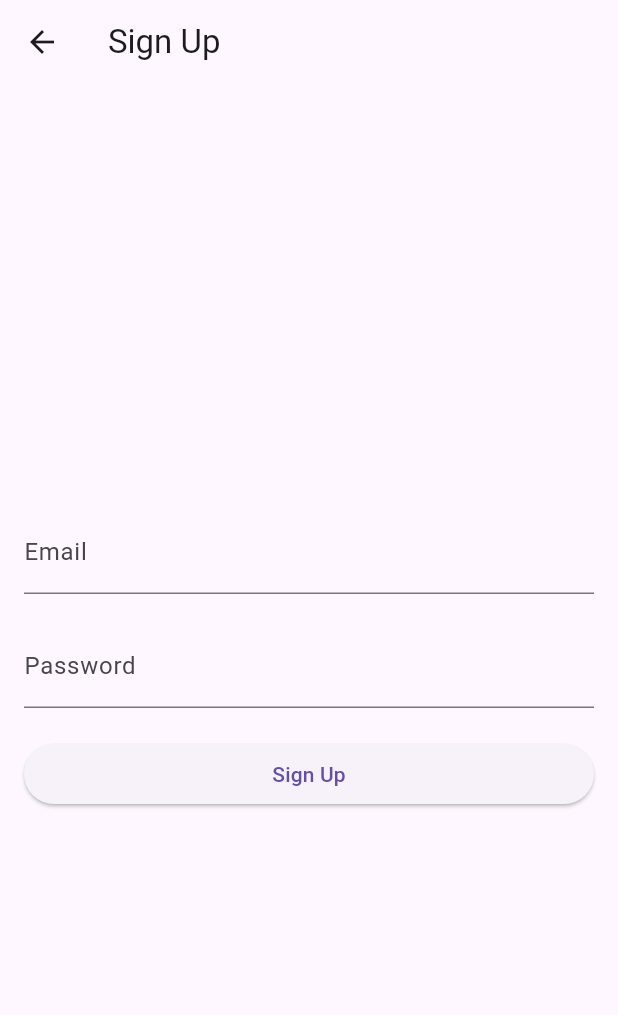
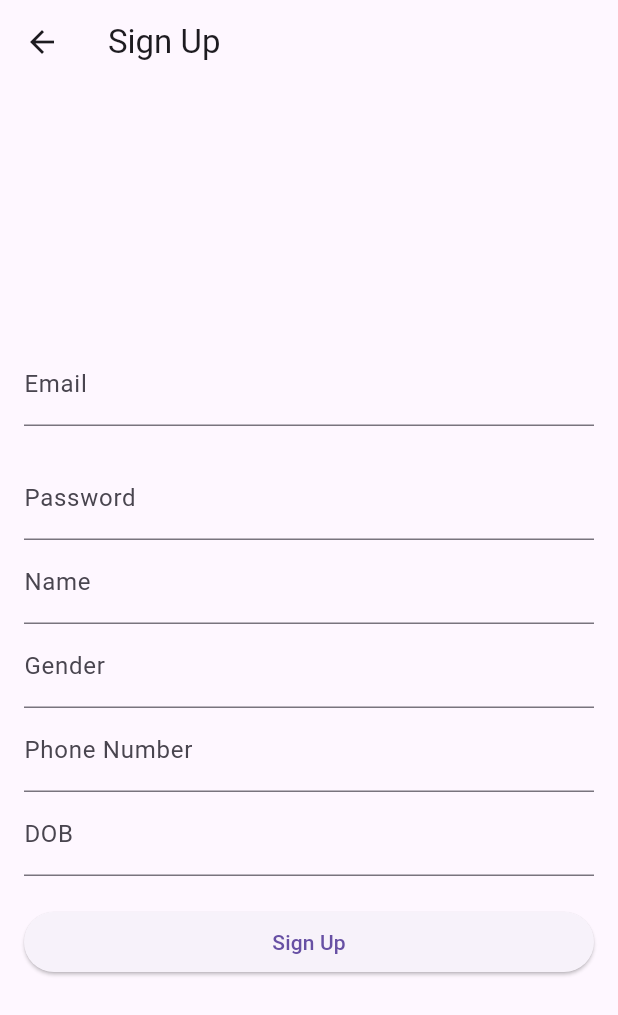
Before and after one commit to Crap1nyk/codeee, a Flutter app: the SignupScreen screen opened directly, after a tap on "Sign Up", on a phone screen of 412 x 824 dp. Shown: the top 1015 px of the screen. Run offline on Flutter 3.47's test engine with Material 3 defaults, Android fonts, the phone set to English and light mode, and no system bars; our stand-ins replace cloud_firestore, firebase_auth, firebase_core, firebase_storage, flutter_image_compress, image_picker; missing offline and left inert: firebase_app_check; accounts and stored records are empty; network calls fail.

Commit message:
signup improved

```diff
--- a/lib/main.dart
+++ b/lib/main.dart
@@ -4,6 +4,7 @@ import 'package:firebase_auth/firebase_auth.dart';
 import 'package:firebase_storage/firebase_storage.dart';
 import 'package:cloud_firestore/cloud_firestore.dart';
 import 'package:image_picker/image_picker.dart';
+import 'package:part3/pages/SignupScreen.dart';
 import 'dart:io';
 import 'package:path/path.dart' as path;
 import 'package:part3/pages/ClothingHomePage.dart';
@@ -35,7 +36,7 @@ class AuthGate extends StatelessWidget {
         if (snapshot.connectionState == ConnectionState.active) {
           final user = snapshot.data;
           if (user == null) {
-            return LoginScreen();
+            return SignupScreen(); // Navigate to SignupScreen when starting the app for the first time
           } else {
             return ClothingHomePage(); // Navigate to ClothingHomePage
           }
@@ -169,12 +170,12 @@ class _LoginScreenState extends State<LoginScreen> {
               mainAxisAlignment: MainAxisAlignment.start,
               crossAxisAlignment: CrossAxisAlignment.stretch,
               children: <Widget>[
-                SizedBox(height: 100),
+                SizedBox(height: 50),
                 Image.asset(
                   'assets/images/logo.jpg', // Replace with your image asset path
                   height: 150,
                 ),
-                SizedBox(height: 120),
+                SizedBox(height: 30),
                 Text(
                   'Log In',
                   textAlign: TextAlign.center,
--- a/lib/pages/ClothingHomePage.dart
+++ b/lib/pages/ClothingHomePage.dart
@@ -311,15 +311,21 @@ Widget build(BuildContext context) {
     return Container(
       decoration: BoxDecoration(
         gradient: LinearGradient(
-        colors: [Color.fromARGB(255, 0, 0, 0), Color.fromARGB(255, 50, 50, 50)],
+          colors: [
+            Color.fromARGB(255, 0, 0, 0),
+            Color.fromARGB(255, 50, 50, 50)
+          ],
           begin: Alignment.topLeft,
           end: Alignment.bottomRight,
         ),
       ),
       child: Scaffold(
-      backgroundColor: Colors.transparent, // Make Scaffold background transparent
+        backgroundColor:
+            Colors.transparent, // Make Scaffold background transparent
         appBar: AppBar(
-        title: const Text('Profile', style: TextStyle(color: Colors.white)), // White text for app bar title
+          title: const Text('Profile',
+              style: TextStyle(
+                  color: Colors.white)), // White text for app bar title
           backgroundColor: Colors.transparent,
           elevation: 0, // No shadow
           iconTheme: IconThemeData(color: Colors.white), // White icons
@@ -332,7 +338,10 @@ Widget build(BuildContext context) {
               padding: const EdgeInsets.all(16.0),
               decoration: BoxDecoration(
                 gradient: LinearGradient(
-                colors: [Color.fromRGBO(208, 108, 236, 1), Color.fromARGB(255, 89, 0, 255)], // Gradient colors
+                  colors: [
+                    Color.fromRGBO(208, 108, 236, 1),
+                    Color.fromARGB(255, 89, 0, 255)
+                  ], // Gradient colors
                   begin: Alignment.topLeft,
                   end: Alignment.bottomRight,
                 ),
@@ -351,7 +360,8 @@ Widget build(BuildContext context) {
                     onTap: _pickImage,
                     child: CircleAvatar(
                       radius: 50,
-                    backgroundColor: Colors.grey[800], // Darker grey for the avatar background
+                      backgroundColor: Colors
+                          .grey[800], // Darker grey for the avatar background
                       backgroundImage: _image != null
                           ? FileImage(_image!) as ImageProvider
                           : (userInfo['photoUrl'] != null
@@ -373,7 +383,8 @@ Widget build(BuildContext context) {
                   ),
                   Text(
                     'Gender: ${userInfo['gender'] ?? 'Not specified'}',
-                  style: TextStyle(color: Colors.white70), // Slightly lighter text color
+                    style: TextStyle(
+                        color: Colors.white70), // Slightly lighter text color
                   ),
                   Text(
                     'Phone: ${userInfo['phone'] ?? 'Not specified'}',
@@ -390,7 +401,8 @@ Widget build(BuildContext context) {
             // Container for list tiles
             Container(
               decoration: BoxDecoration(
-              color: Colors.black, // Solid black background for the list tiles container
+                color: Colors
+                    .black, // Solid black background for the list tiles container
                 borderRadius: BorderRadius.circular(12.0),
                 boxShadow: [
                   BoxShadow(
@@ -405,16 +417,21 @@ Widget build(BuildContext context) {
                   _buildListTile(CupertinoIcons.bag_fill, 'My Orders', () {
                     // Navigate to My Orders page
                   }),
-                _buildListTile(CupertinoIcons.person_fill, 'Personal Info', () {
-                  _showPersonalInfoDialog(context); // Show personal info dialog
+                  _buildListTile(CupertinoIcons.person_fill, 'Personal Info',
+                      () {
+                    _showPersonalInfoDialog(
+                        context); // Show personal info dialog
                   }),
-                _buildListTile(CupertinoIcons.question_circle_fill, 'FAQs', () {
+                  _buildListTile(CupertinoIcons.question_circle_fill, 'FAQs',
+                      () {
                     // Navigate to FAQs page
                   }),
-                _buildListTile(CupertinoIcons.money_dollar_circle, 'Wallet', () {
+                  _buildListTile(CupertinoIcons.money_dollar_circle, 'Wallet',
+                      () {
                     // Navigate to Wallet page
                   }),
-                _buildListTile(CupertinoIcons.arrow_right_circle_fill, 'Logout', () {
+                  _buildListTile(
+                      CupertinoIcons.arrow_right_circle_fill, 'Logout', () {
                     FirebaseAuth.instance.signOut(); // Sign out current user
                     // Navigate to Login page
                   }),
@@ -438,16 +455,19 @@ ListTile _buildListTile(IconData icon, String title, VoidCallback onTap) {
       onTap: onTap,
       tileColor: Colors.black, // Black background for list tiles
       shape: RoundedRectangleBorder(
-      side: BorderSide(color: Colors.white24, width: 1), // Border color and width
+        side: BorderSide(
+            color: Colors.white24, width: 1), // Border color and width
         borderRadius: BorderRadius.circular(12.0),
       ),
       contentPadding: EdgeInsets.symmetric(horizontal: 16.0, vertical: 8.0),
     );
   }
+
   // Function to show personal info dialog
   Future<void> _showPersonalInfoDialog(BuildContext context) async {
     final _formKey = GlobalKey<FormState>();
-    TextEditingController dobController = TextEditingController(text: userInfo['dob']);
+    TextEditingController dobController =
+        TextEditingController(text: userInfo['dob']);
 
     showDialog(
       context: context,
@@ -476,7 +496,8 @@ ListTile _buildListTile(IconData icon, String title, VoidCallback onTap) {
                   _buildTextFormField('Address', 'address'),
                   TextFormField(
                     controller: dobController,
-                    decoration: const InputDecoration(labelText: 'Date of Birth (YYYY-MM-DD)'),
+                    decoration: const InputDecoration(
+                        labelText: 'Date of Birth (YYYY-MM-DD)'),
                     onChanged: (value) => userInfo['dob'] = value,
                     validator: (value) {
                       if (value == null || value.isEmpty) {
@@ -529,7 +550,9 @@ ListTile _buildListTile(IconData icon, String title, VoidCallback onTap) {
         if (value == null || value.isEmpty) {
           return 'Please enter your $label';
         }
-        if (isEmail && (!value.contains('@') || !RegExp(r'^[^@]+@[^@]+\.[^@]+$').hasMatch(value))) {
+        if (isEmail &&
+            (!value.contains('@') ||
+                !RegExp(r'^[^@]+@[^@]+\.[^@]+$').hasMatch(value))) {
           return 'Please enter a valid email address';
         }
         return null;
@@ -537,6 +560,7 @@ ListTile _buildListTile(IconData icon, String title, VoidCallback onTap) {
     );
   }
 }
+
 class CartScreen extends StatelessWidget {
   final List<Map<String, dynamic>> cart;
   final List<Uint8List> products = [];
@@ -621,13 +645,13 @@ class CartScreen extends StatelessWidget {
   }
 }
 
-
 final GlobalKey<_ImageAreaState> _imageAreaKey = GlobalKey();
 
 class ProfileScreen extends StatefulWidget {
   final Function(Uint8List) addImageToProducts;
 
-  const ProfileScreen({Key? key, required this.addImageToProducts}) : super(key: key);
+  const ProfileScreen({Key? key, required this.addImageToProducts})
+      : super(key: key);
 
   @override
   _ProfileScreenState createState() => _ProfileScreenState();
@@ -658,7 +682,8 @@ class _ProfileScreenState extends State<ProfileScreen> {
                 DropdownButton<String>(
                   value: _selectedModel,
                   dropdownColor: Colors.grey[850],
-                  items: <String>['Model 1', 'Model 2', 'Model 3'].map((String value) {
+                  items: <String>['Model 1', 'Model 2', 'Model 3']
+                      .map((String value) {
                     return DropdownMenuItem<String>(
                       value: value,
                       child: Text(value, style: TextStyle(color: Colors.white)),
@@ -671,7 +696,9 @@ class _ProfileScreenState extends State<ProfileScreen> {
                   },
                 ),
                 const SizedBox(height: 20.0),
-                _selectedModel == 'Model 1' ? _model1UI() : (_selectedModel == 'Model 2' ? _model2UI() : _model3UI()),
+                _selectedModel == 'Model 1'
+                    ? _model1UI()
+                    : (_selectedModel == 'Model 2' ? _model2UI() : _model3UI()),
               ],
             ),
           ),
@@ -695,7 +722,7 @@ class _ProfileScreenState extends State<ProfileScreen> {
             ),
             padding: const EdgeInsets.symmetric(vertical: 12.0),
           ),
-          onPressed: () {},
+          onPressed: () async {},
         ),
         const SizedBox(height: 20.0),
         _ImageArea(key: _imageAreaKey),
@@ -962,7 +989,8 @@ class _PromptInputState extends State<PromptInput> {
       decoration: BoxDecoration(
         color: const Color.fromARGB(255, 1, 0, 0),
         borderRadius: BorderRadius.circular(8.0),
-        border: Border.all(color: Color.fromARGB(255, 176, 167, 175), width: 1.0),
+        border:
+            Border.all(color: Color.fromARGB(255, 176, 167, 175), width: 1.0),
       ),
       child: TextField(
         controller: controller,
@@ -971,13 +999,13 @@ class _PromptInputState extends State<PromptInput> {
           hintText: hintText,
           hintStyle: const TextStyle(color: Colors.white54),
           border: InputBorder.none,
-          contentPadding: const EdgeInsets.symmetric(horizontal: 16.0, vertical: 12.0),
+          contentPadding:
+              const EdgeInsets.symmetric(horizontal: 16.0, vertical: 12.0),
         ),
       ),
     );
   }
 }
-
 
 class _ImageArea extends StatefulWidget {
   const _ImageArea({Key? key}) : super(key: key);
@@ -1003,12 +1031,17 @@ class _ImageAreaState extends State<_ImageArea> {
       decoration: BoxDecoration(
         color: Color.fromARGB(255, 10, 0, 0),
         borderRadius: BorderRadius.circular(10.0),
-        border: Border.all(color: Color.fromARGB(255, 154, 139, 156), width: 1.0),
+        border:
+            Border.all(color: Color.fromARGB(255, 154, 139, 156), width: 1.0),
       ),
       child: imageData != null
           ? Image.memory(imageData!)
           : const Center(
-              child: Text('Output Image', style: TextStyle(fontSize: 20.0),selectionColor: Color.fromARGB(255, 255, 255, 255),)),
+              child: Text(
+              'Output Image',
+              style: TextStyle(fontSize: 20.0),
+              selectionColor: Color.fromARGB(255, 255, 255, 255),
+            )),
     );
   }
 }
@@ -1058,7 +1091,8 @@ class _PromptAreaState extends State<_PromptArea> {
       decoration: BoxDecoration(
         color: const Color.fromARGB(255, 1, 0, 0),
         borderRadius: BorderRadius.circular(8.0),
-        border: Border.all(color: Color.fromARGB(255, 176, 167, 175), width: 1.0),
+        border:
+            Border.all(color: Color.fromARGB(255, 176, 167, 175), width: 1.0),
       ),
       child: TextField(
         controller: controller,
@@ -1067,14 +1101,13 @@ class _PromptAreaState extends State<_PromptArea> {
           hintText: hintText,
           hintStyle: const TextStyle(color: Colors.white54),
           border: InputBorder.none,
-          contentPadding: const EdgeInsets.symmetric(horizontal: 16.0, vertical: 12.0),
+          contentPadding:
+              const EdgeInsets.symmetric(horizontal: 16.0, vertical: 12.0),
         ),
       ),
     );
   }
 }
-
-
 
 Future<void> _generateImageFromPrompt(String prompt) async {
   const apiUrl =
--- a/lib/pages/SignupScreen.dart
+++ b/lib/pages/SignupScreen.dart
@@ -1,8 +1,13 @@
 import 'package:flutter/material.dart';
 import 'package:firebase_auth/firebase_auth.dart';
+import 'package:cloud_firestore/cloud_firestore.dart';
 
 class SignupScreen extends StatelessWidget {
   final FirebaseAuth _auth = FirebaseAuth.instance;
+  final TextEditingController _nameController = TextEditingController();
+  final TextEditingController _dateofbirth = TextEditingController();
+  final TextEditingController _phoneNumberController = TextEditingController();
+  final TextEditingController _genderController = TextEditingController();
   final TextEditingController _emailController = TextEditingController();
   final TextEditingController _passwordController = TextEditingController();
 
@@ -13,7 +18,25 @@ class SignupScreen extends StatelessWidget {
         email: _emailController.text,
         password: _passwordController.text,
       );
-      print('User signed up: ${userCredential.user!.uid}');
+      String uid = FirebaseAuth.instance.currentUser!.uid;
+
+      print('User signed up: $uid');
+
+      await FirebaseFirestore.instance.collection('users').doc(uid).set({
+        'name': _nameController.text.trim(),
+        'phone': _phoneNumberController.text.trim(),
+        'dob': _dateofbirth.text.trim(),
+        'email':
+            _emailController.text.trim(), // Assuming you collect this somewhere
+        'gender': _genderController.text.trim(),
+      }).then((_) {
+        print("User information added to Firestore successfully");
+        // Navigate to next screen or show success message
+      }).catchError((error) {
+        print("Failed to add user: $error");
+        // Handle errors, e.g., show an error message
+      });
+
       // User is signed up
       // Navigate to another screen, or do something else
     } on FirebaseAuthException catch (e) {
@@ -54,6 +77,34 @@ class SignupScreen extends StatelessWidget {
                   labelText: 'Password',
                 ),
               ),
+
+              TextField(
+                controller: _nameController,
+                decoration: InputDecoration(
+                  labelText: 'Name',
+                ),
+              ),
+
+              TextField(
+                controller: _genderController,
+                decoration: InputDecoration(
+                  labelText: 'Gender',
+                ),
+              ),
+
+              TextField(
+                controller: _phoneNumberController,
+                decoration: InputDecoration(
+                  labelText: 'Phone Number',
+                ),
+              ),
+
+              TextField(
+                controller: _dateofbirth,
+                decoration: InputDecoration(
+                  labelText: 'DOB',
+                ),
+              ),
               // Add a signup button that calls the _signup method when pressed
               SizedBox(height: 20),
               ElevatedButton(
```
Also changed, not shown: apk/pubspec.lock, pubspec.lock. Lines whose indentation alone changed are shown as unchanged.
